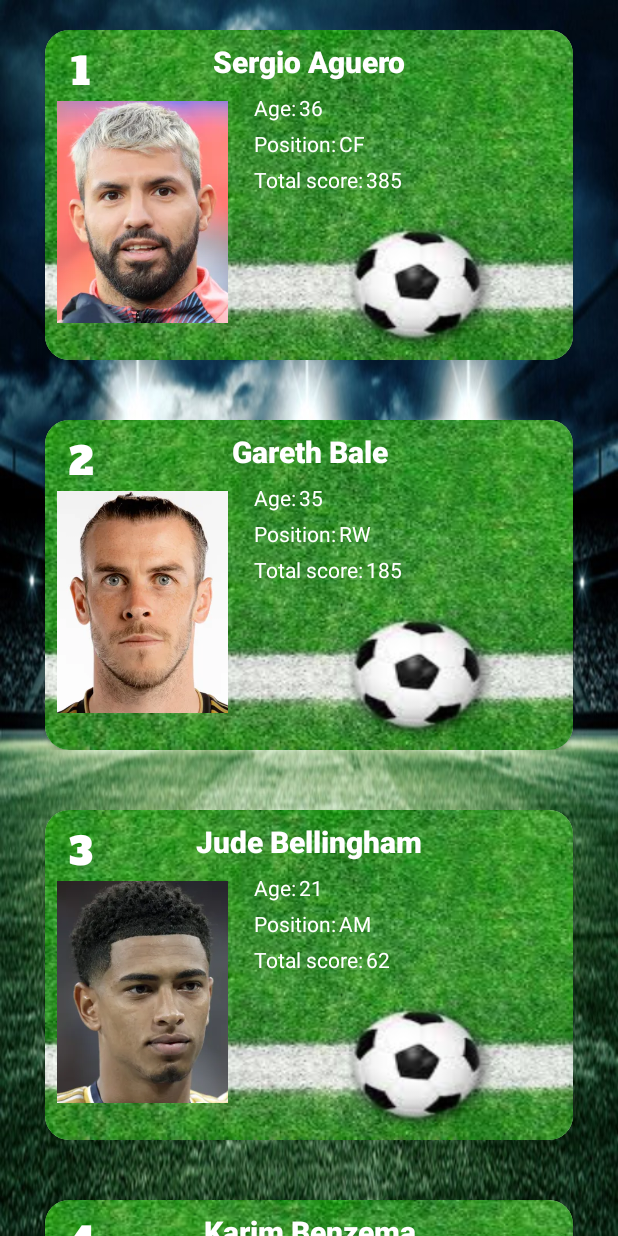
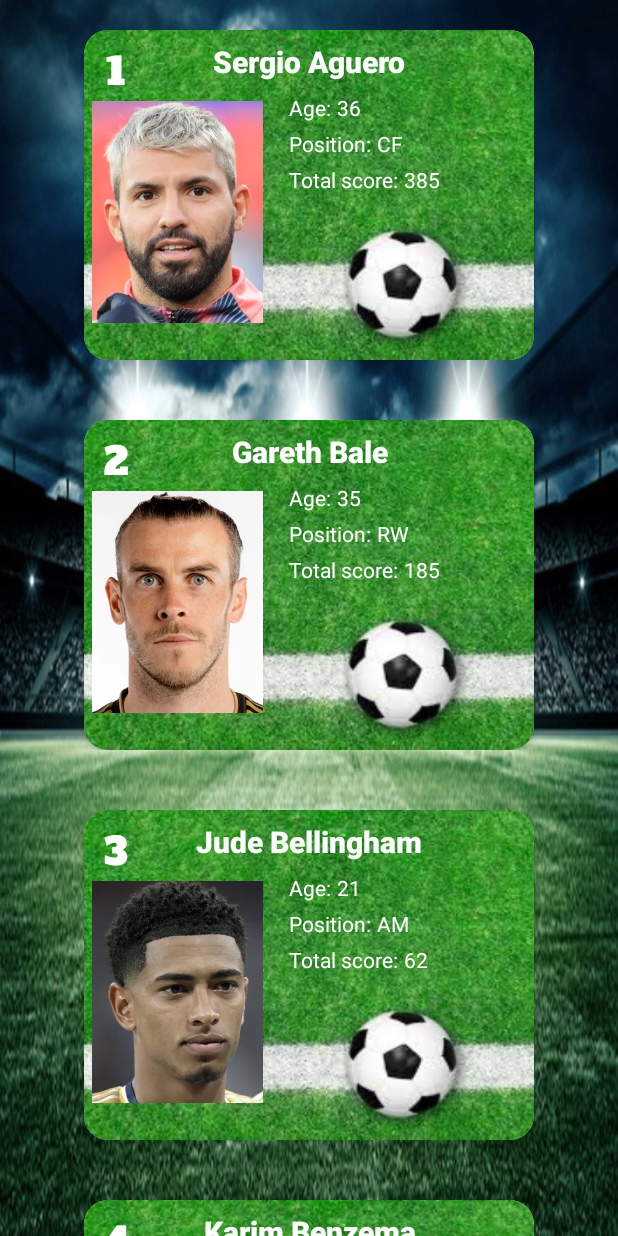
Before and after one commit to KoshTatus/football-players, an Android app: the screen it shows after launch (MainActivity), on a phone screen of 412 x 824 dp. Run offline under Robolectric (Android 15) with nearby library versions, the phone set to English and light mode, and no system bars.

Commit message:
style: change cardView width

```diff
--- a/app/src/main/java/com/example/lr3/PlayerAdapter.kt
+++ b/app/src/main/java/com/example/lr3/PlayerAdapter.kt
@@ -1,5 +1,6 @@
 package com.example.lr3
 
+import android.annotation.SuppressLint
 import android.view.LayoutInflater
 import android.view.View
 import android.view.ViewGroup
@@ -7,10 +8,11 @@ import androidx.recyclerview.widget.RecyclerView
 import com.example.lr3.databinding.PlayerCardBinding
 
 class PlayerAdapter : RecyclerView.Adapter<PlayerAdapter.PlayerHolder>() {
-    val players = getPlayersList()
+    private val players = getPlayersList()
 
     class PlayerHolder(item: View): RecyclerView.ViewHolder(item){
-        val binding = PlayerCardBinding.bind(item)
+        private val binding = PlayerCardBinding.bind(item)
+        @SuppressLint("SetTextI18n")
         fun bind(player: Player) = with(binding){
             dayView.text = player.day.toString()
             playerImage.setImageResource(player.imageId)
--- a/app/src/main/res/layout/player_card.xml
+++ b/app/src/main/res/layout/player_card.xml
@@ -7,7 +7,7 @@
     android:layout_margin="20dp">
 
     <androidx.cardview.widget.CardView
-        android:layout_width="match_parent"
+        android:layout_width="300dp"
         android:layout_height="220dp"
         android:layout_marginStart="10dp"
         android:layout_marginEnd="10dp"
@@ -19,8 +19,9 @@
         app:layout_constraintTop_toTopOf="parent">
 
         <androidx.constraintlayout.widget.ConstraintLayout
-            android:layout_width="match_parent"
+            android:layout_width="304dp"
             android:layout_height="match_parent"
+            android:layout_gravity="center_horizontal"
             android:background="@drawable/playerbackground"
             android:visibility="visible">
 
@@ -61,7 +62,7 @@
                 android:shadowColor="#9E9191"
                 android:shadowDx="50"
                 android:shadowDy="4"
-                android:text="Age:"
+                android:text="@string/age"
                 android:textColor="@color/white"
                 app:layout_constraintBottom_toBottomOf="parent"
                 app:layout_constraintStart_toEndOf="@+id/playerImage"
@@ -72,13 +73,11 @@
                 android:id="@+id/ageValue"
                 android:layout_width="wrap_content"
                 android:layout_height="wrap_content"
-                android:layout_marginStart="2dp"
+                android:layout_marginStart="4dp"
                 android:gravity="start|center_horizontal"
-                android:text="2"
+                android:text=""
                 android:textColor="@color/white"
                 app:layout_constraintBottom_toBottomOf="parent"
-                app:layout_constraintEnd_toEndOf="parent"
-                app:layout_constraintHorizontal_bias="0.0"
                 app:layout_constraintStart_toEndOf="@+id/ageView"
                 app:layout_constraintTop_toTopOf="parent"
                 app:layout_constraintVertical_bias="0.208" />
@@ -89,7 +88,7 @@
                 android:layout_height="wrap_content"
                 android:layout_marginStart="13dp"
                 android:gravity="center_horizontal"
-                android:text="Total score:"
+                android:text="@string/total_score"
                 android:textColor="@color/white"
                 app:layout_constraintBottom_toBottomOf="parent"
                 app:layout_constraintEnd_toEndOf="parent"
@@ -118,13 +117,11 @@
                 android:id="@+id/totalScoreValue"
                 android:layout_width="wrap_content"
                 android:layout_height="wrap_content"
-                android:layout_marginStart="2dp"
+                android:layout_marginStart="4dp"
                 android:gravity="start"
-                android:text="256"
+                android:text=""
                 android:textColor="@color/white"
                 app:layout_constraintBottom_toBottomOf="parent"
-                app:layout_constraintEnd_toEndOf="parent"
-                app:layout_constraintHorizontal_bias="0.0"
                 app:layout_constraintStart_toEndOf="@+id/totalScoreView"
                 app:layout_constraintTop_toTopOf="parent"
                 app:layout_constraintVertical_bias="0.447" />
@@ -134,7 +131,7 @@
                 android:layout_width="wrap_content"
                 android:layout_height="wrap_content"
                 android:layout_marginStart="13dp"
-                android:text="Position:"
+                android:text="@string/position"
                 android:textColor="@color/white"
                 app:layout_constraintBottom_toBottomOf="parent"
                 app:layout_constraintEnd_toEndOf="parent"
@@ -147,13 +144,11 @@
                 android:id="@+id/positionValue"
                 android:layout_width="wrap_content"
                 android:layout_height="wrap_content"
-                android:layout_marginStart="2dp"
+                android:layout_marginStart="4dp"
                 android:gravity="start"
-                android:text="CF"
+                android:text=""
                 android:textColor="@color/white"
                 app:layout_constraintBottom_toBottomOf="parent"
-                app:layout_constraintEnd_toEndOf="parent"
-                app:layout_constraintHorizontal_bias="0.0"
                 app:layout_constraintStart_toEndOf="@+id/positionView"
                 app:layout_constraintTop_toTopOf="parent"
                 app:layout_constraintVertical_bias="0.328" />
--- a/app/src/main/res/values/strings.xml
+++ b/app/src/main/res/values/strings.xml
@@ -1,3 +1,7 @@
 <resources>
     <string name="app_name">LR3</string>
+    <string name="age">Age:</string>
+    <string name="position">Position:</string>
+    <string name="total_score">Total score:</string>
+    <string name="cf">CF</string>
 </resources>
```
